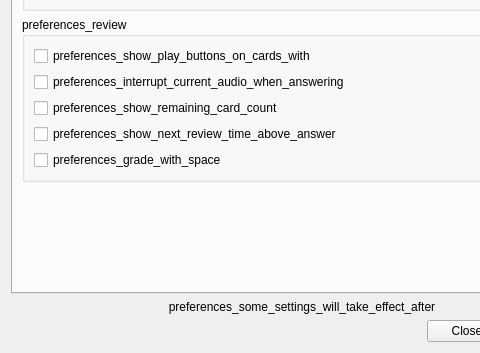
ankitects/anki, file qt/aqt/forms/preferences.ui: the form before one commit; both pictures show x 0 to 480 and y 285 to 638 of the 604 by 638 pixel window.
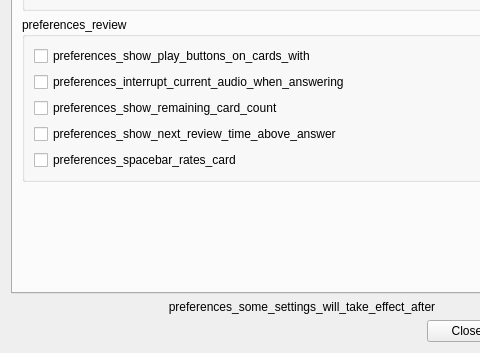
The form after the commit. The open tabs and pages were chosen to show the change.

What changed in the file:
```diff
--- a/qt/aqt/forms/preferences.ui
+++ b/qt/aqt/forms/preferences.ui
@@ -465,7 +465,7 @@
               </sizepolicy>
              </property>
              <property name="text">
-              <string>preferences_grade_with_space</string>
+              <string>preferences_spacebar_rates_card</string>
              </property>
             </widget>
            </item>
```
Left out of the diff: 4 changed lines with no effect on the pictures.
